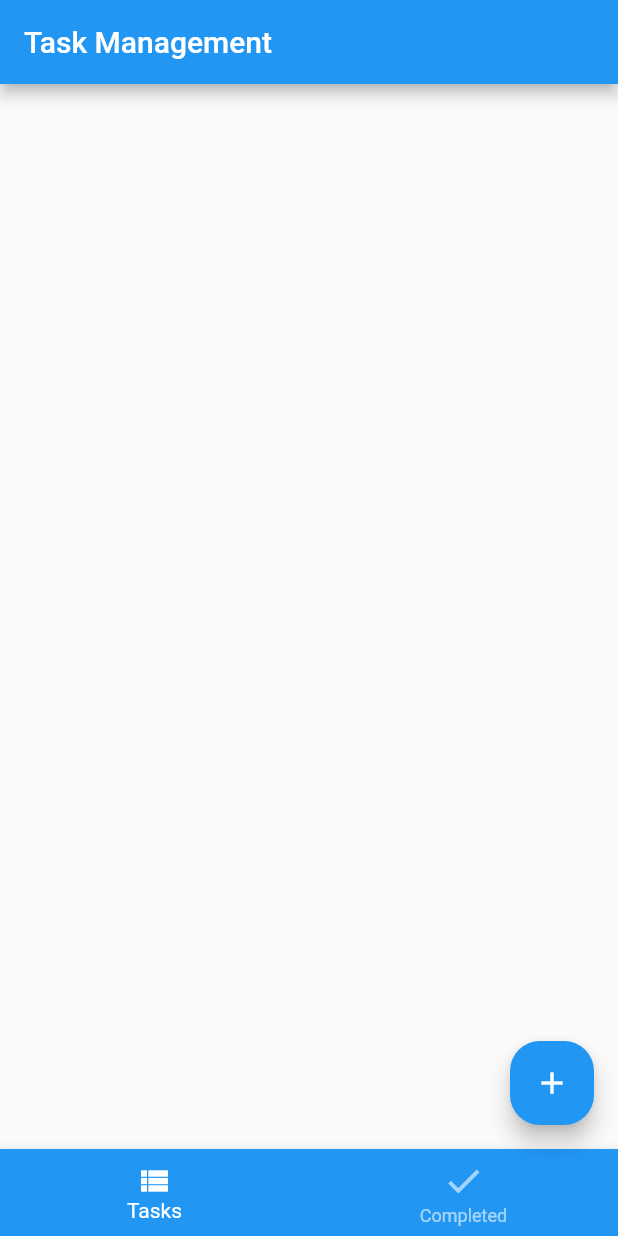
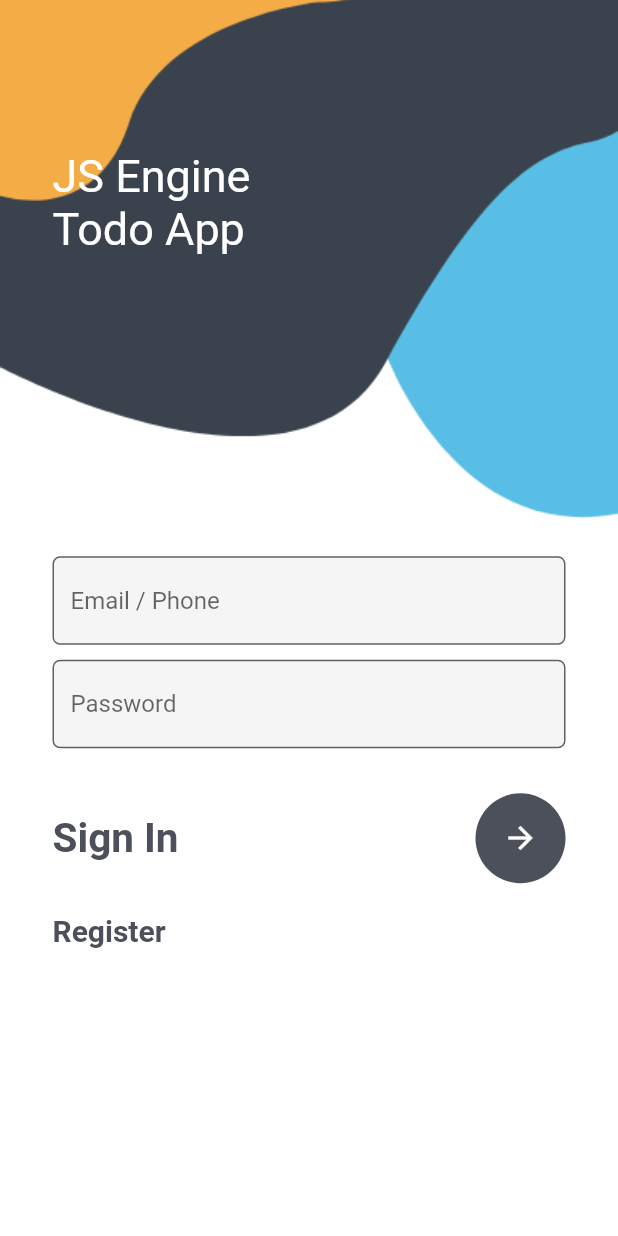
Before and after one commit to abidtkg/todoflutter, a Flutter app: the screen it shows after launch, on a phone screen of 412 x 824 dp. Run offline on Flutter 3.47's test engine with Material 2 defaults, Android fonts, the phone set to English and light mode, and no system bars; our stand-ins replace shared_preferences.

Commit message:
todo app login register

```diff
--- a/lib/main.dart
+++ b/lib/main.dart
@@ -1,81 +1,43 @@
 import 'package:flutter/material.dart';
-import './widgets/add_todo_dialog.dart';
+import 'package:provider/provider.dart';
+import 'package:todoapp/providers/auth.provider.dart';
+import 'package:todoapp/screens/login.screen.dart';
+import 'package:todoapp/screens/register.screen.dart';
+import 'screens/root.screen.dart';
 
 void main() {
-  runApp(const MyApp());
+  runApp(MultiProvider(
+    providers: [ChangeNotifierProvider(create: (_) => AuthProvider())],
+    child: MaterialApp(
+      debugShowCheckedModeBanner: false,
+      initialRoute: 'login',
+      routes: {
+        'login': (context) => const LoginPage(),
+        'home': (context) => const RootPage(),
+        'register': (context) => const RegisterPage()
+      },
+    ),
+  ));
+  // runApp(const MyApp());
 }
 
+// void main() {
+//   runApp(MultiProvider(
+//     providers: [ChangeNotifierProvider(create: (_) => AuthProvider())],
+//     child: MyApp(),
+//   ));
+//   // runApp(const MyApp());
+// }
+
 class MyApp extends StatelessWidget {
-  const MyApp({Key? key}) : super(key: key);
+  const MyApp({super.key});
 
-  // This widget is the root of your application.
   @override
   Widget build(BuildContext context) {
     return MaterialApp(
-      title: 'Flutter Demo',
-      theme: ThemeData(
-        primarySwatch: Colors.blue,
-      ),
-      home: const MyHomePage(title: 'Task Management'),
+      debugShowCheckedModeBanner: false,
+      theme: ThemeData(primarySwatch: Colors.green),
+      home: const RootPage(),
     );
   }
 }
-
-class MyHomePage extends StatefulWidget {
-  const MyHomePage({Key? key, required this.title}) : super(key: key);
-
-  final String title;
-
-  @override
-  State<MyHomePage> createState() => _MyHomePageState();
-}
-
-class _MyHomePageState extends State<MyHomePage> {
-  int selectedIndex = 0;
-
-  @override
-  Widget build(BuildContext context) {
-
-    final tabs = [
-      Container(),
-      Container(),
-    ];
-
-    return Scaffold(
-      appBar: AppBar(
-        title: Text(widget.title),
-      ),
-      body: tabs[selectedIndex],
-      floatingActionButton: FloatingActionButton(
-        shape: RoundedRectangleBorder(
-          borderRadius: BorderRadius.circular(20)
-        ),
-        onPressed: () => showDialog(
-          context: context,
-          barrierDismissible:  true,
-          builder: (context) => AddTodoDialogWidget(),
-        ),
-        child: Icon(Icons.add),
-      ),
-      bottomNavigationBar: BottomNavigationBar(
-        backgroundColor: Theme.of(context).primaryColor,
-        unselectedItemColor: Colors.white60,
-        selectedItemColor: Colors.white,
-        currentIndex: selectedIndex,
-        onTap: (index) => setState(() {
-          selectedIndex = index;
-        }),
-        items: const [
-          BottomNavigationBarItem(
-              icon: Icon(Icons.view_list),
-              label: 'Tasks'
-          ),
-          BottomNavigationBarItem(
-              icon: Icon(Icons.done, size: 28),
-              label: 'Completed'
-          )
-      ],
-      ),
-    );
-  }
-}
--- /dev/null
+++ b/lib/screens/login.screen.dart
@@ -0,0 +1,154 @@
+import 'package:flutter/material.dart';
+import 'package:provider/provider.dart';
+import 'package:todoapp/providers/auth.provider.dart';
+import 'package:todoapp/screens/register.screen.dart';
+
+class LoginPage extends StatefulWidget {
+  const LoginPage({super.key});
+
+  @override
+  State<LoginPage> createState() => _LoginPageState();
+}
+
+class _LoginPageState extends State<LoginPage> {
+  TextEditingController emailController = TextEditingController();
+  TextEditingController passwordController = TextEditingController();
+
+  @override
+  Widget build(BuildContext context) {
+    final authProvider = Provider.of<AuthProvider>(context);
+
+    return Container(
+      decoration: const BoxDecoration(
+        image: DecorationImage(
+            image: AssetImage('images/login.png'), fit: BoxFit.cover),
+      ),
+      child: Scaffold(
+        backgroundColor: Colors.transparent,
+        body: Stack(
+          children: [
+            Container(
+              padding: const EdgeInsets.only(left: 35, top: 100),
+              child: const Text(
+                'JS Engine\nTodo App',
+                style: TextStyle(color: Colors.white, fontSize: 30),
+              ),
+            ),
+            SingleChildScrollView(
+              child: Container(
+                padding: EdgeInsets.only(
+                  top: MediaQuery.of(context).size.height * 0.45,
+                  left: 35,
+                  right: 35,
+                ),
+                child: Column(
+                  children: [
+                    TextField(
+                      controller: emailController,
+                      decoration: InputDecoration(
+                        hintText: 'Email / Phone',
+                        fillColor: Colors.grey.shade100,
+                        filled: true,
+                        border: OutlineInputBorder(
+                          borderRadius: BorderRadius.circular(5),
+                        ),
+                      ),
+                    ),
+                    const SizedBox(
+                      height: 10,
+                    ),
+                    TextField(
+                      controller: passwordController,
+                      obscureText: true,
+                      decoration: InputDecoration(
+                        hintText: 'Password',
+                        fillColor: Colors.grey.shade100,
+                        filled: true,
+                        border: OutlineInputBorder(
+                          borderRadius: BorderRadius.circular(5),
+                        ),
+                      ),
+                    ),
+                    const SizedBox(
+                      height: 30,
+                    ),
+                    Row(
+                      mainAxisAlignment: MainAxisAlignment.spaceBetween,
+                      children: [
+                        const Text(
+                          'Sign In',
+                          style: TextStyle(
+                            color: Color(0xff4c505b),
+                            fontSize: 27,
+                            fontWeight: FontWeight.w700,
+                          ),
+                        ),
+                        CircleAvatar(
+                          radius: 30,
+                          backgroundColor: const Color(0xff4c505b),
+                          child: authProvider.loading
+                              ? const CircularProgressIndicator(
+                                  color: Colors.white,
+                                )
+                              : IconButton(
+                                  color: Colors.white,
+                                  icon: const Icon(Icons.arrow_forward),
+                                  onPressed: () async {
+                                    // Navigator.of(context).push(MaterialPageRoute(
+                                    //     builder: (context) => RootPage()));
+                                    // Navigator.pushNamed(context, 'home');
+                                    var response = await authProvider.login(
+                                      emailController.text.toString(),
+                                      passwordController.text.toString(),
+                                    );
+                                    if (response == true) {
+                                      ScaffoldMessenger.of(context)
+                                          .showSnackBar(const SnackBar(
+                                        content: Text("Logged In"),
+                                        duration: Duration(milliseconds: 3000),
+                                      ));
+                                      Navigator.pushNamed(context, 'home');
+                                    } else {
+                                      ScaffoldMessenger.of(context)
+                                          .showSnackBar(const SnackBar(
+                                        content: Text("Login Error"),
+                                        duration: Duration(milliseconds: 3000),
+                                      ));
+                                    }
+                                  },
+                                ),
+                        ),
+                      ],
+                    ),
+                    const SizedBox(
+                      height: 20,
+                    ),
+                    Row(
+                      children: [
+                        InkWell(
+                          onTap: () {
+                            // Navigator.pushNamed(context, 'register');
+                            Navigator.of(context).push(MaterialPageRoute(
+                                builder: (context) => const RegisterPage()));
+                          },
+                          child: const Text(
+                            'Register',
+                            style: TextStyle(
+                              color: Color(0xff4c505b),
+                              fontSize: 20,
+                              fontWeight: FontWeight.w700,
+                            ),
+                          ),
+                        ),
+                      ],
+                    )
+                  ],
+                ),
+              ),
+            )
+          ],
+        ),
+      ),
+    );
+  }
+}
```
Also changed, not shown: lib/providers/auth.provider.dart (added, +49 -0 lines), lib/screens/home.screen.dart (added, +28 -0 lines), lib/screens/profile.screen.dart (added, +40 -0 lines), lib/screens/register.screen.dart (added, +162 -0 lines), lib/screens/root.screen.dart (added, +44 -0 lines), lib/widgets/add_todo_dialog.dart (deleted, +0 -30 lines), lib/widgets/todo_form_widget.dart (deleted, +0 -73 lines), pubspec.yaml (+14 -10 lines), images/login.png (added), images/profile.png (added), images/register.png (added), pubspec.lock, 91 other files.
